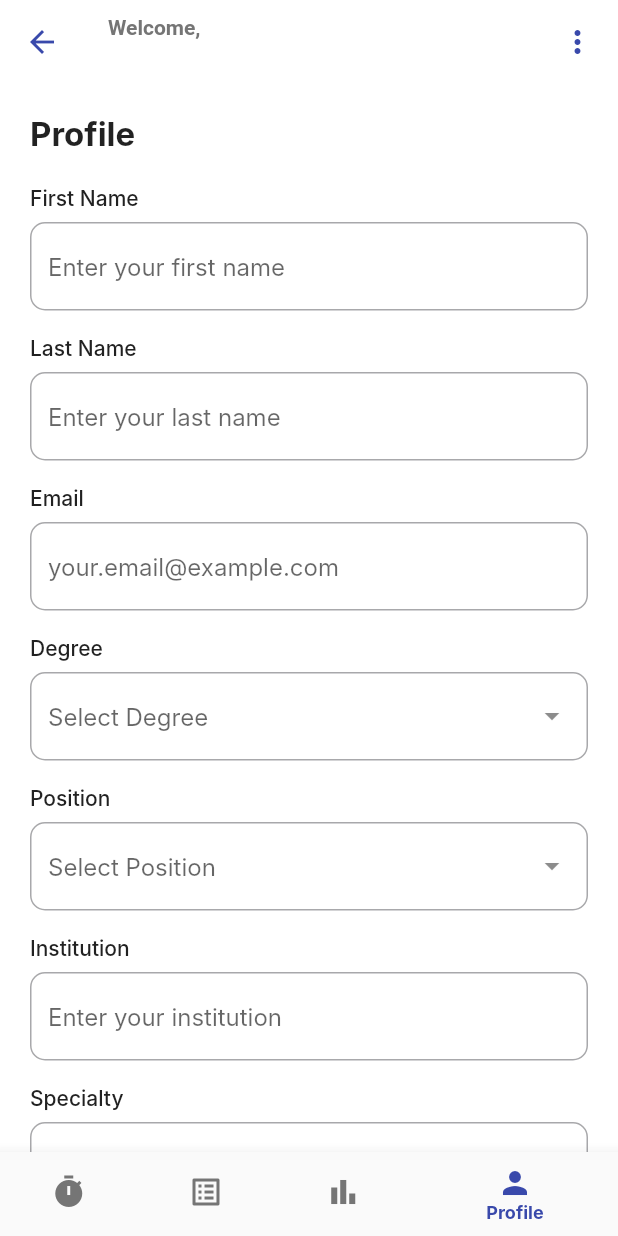
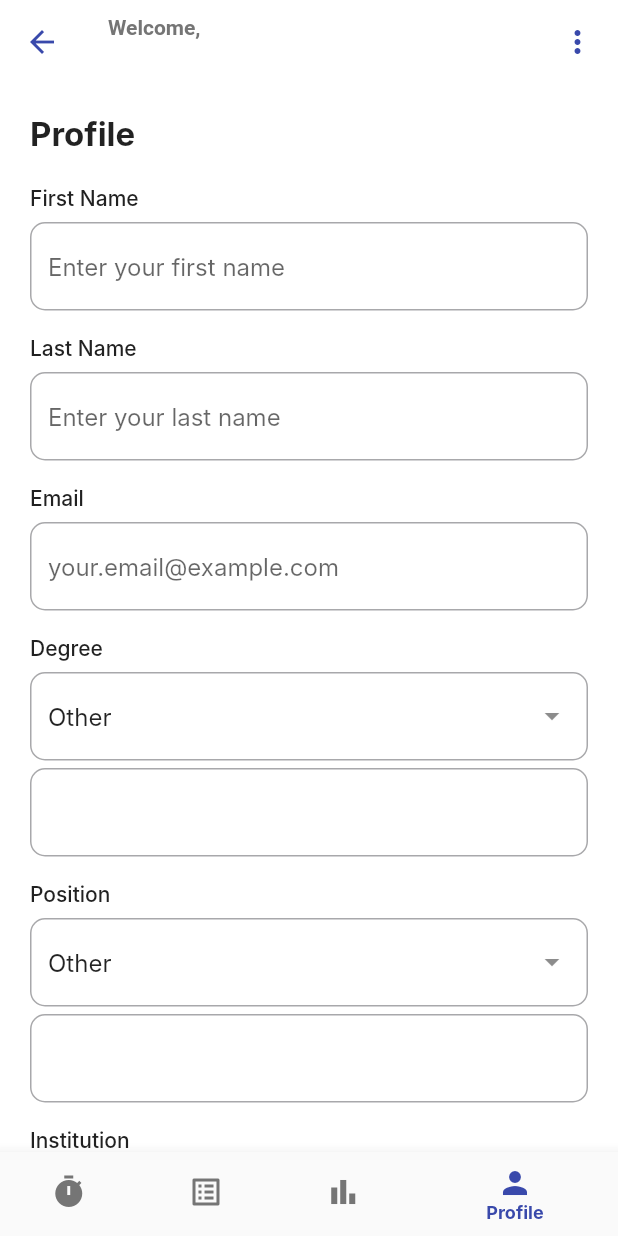
Before and after one commit to kaushik072/gme_time_tracker, a Flutter app: the _MobileDashboardView screen opened directly with empty values, item 4 of the bottom bar chosen, on a phone screen of 412 x 824 dp. Run offline on Flutter 3.47's test engine with Material 3 defaults, Android fonts, the light colour scheme and no system bars; drawn by our look-alikes of dropdown_button2, toastification; our stand-ins replace cloud_firestore, firebase_auth, firebase_core, get, go_router, permission_handler and 1 more; missing offline and left inert: media_store_plus, syncfusion_flutter_pdf, universal_html; accounts and stored records are empty; Roboto replaces fonts that are missing (Inter).

Commit message:
Fix String capitalise and missing attestation part Issue

```diff
--- a/lib/main.dart
+++ b/lib/main.dart
@@ -23,7 +23,7 @@ Future<void> main() async {
 
   final constantsData = Get.put(ConstantsData());
   await constantsData.init();
-  if(Platform.isAndroid) {
+  if (!kIsWeb) {
     await MediaStore.ensureInitialized();
   }
   runApp(const MyApp());
--- a/lib/models/user_model.dart
+++ b/lib/models/user_model.dart
@@ -25,10 +25,10 @@ class UserModel {
       firstName: json['firstName'] as String,
       lastName: json['lastName'] as String,
       email: json['email'] as String,
-      degree: json['degree']?.toLowerCase() as String,
-      position: json['position']?.toLowerCase() as String,
-      institution: json['institution']?.toLowerCase() as String?,
-      specialty: json['specialty']?.toLowerCase() as String?,
+      degree: json['degree'] as String,
+      position: json['position'] as String,
+      institution: json['institution'] as String?,
+      specialty: json['specialty'] as String?,
     );
   }
 
--- a/lib/utils/constants_data.dart
+++ b/lib/utils/constants_data.dart
@@ -40,22 +40,15 @@ class ConstantsData extends GetxController {
   List<DropdownMenuItem<String>> getPositionItems() {
     return positions
         .map(
-          (position) => DropdownMenuItem(
-            value: position.toLowerCase(),
-            child: Text(position),
-          ),
+          (position) =>
+              DropdownMenuItem(value: position, child: Text(position)),
         )
         .toList();
   }
 
   List<DropdownMenuItem<String>> getDegreeItems() {
     return degrees
-        .map(
-          (degree) => DropdownMenuItem(
-            value: degree.toLowerCase(),
-            child: Text(degree),
-          ),
-        )
+        .map((degree) => DropdownMenuItem(value: degree, child: Text(degree)))
         .toList();
   }
 
--- a/lib/views/auth/view/signup_view.dart
+++ b/lib/views/auth/view/signup_view.dart
@@ -182,7 +182,7 @@ class _WebSignUpView extends StatelessWidget {
                         controller.otherDegreeController.clear();
                         controller.selectedDegree.value = value ?? '';
                         controller.isOtherDegree.value =
-                            (value == "others") ? true : false;
+                            (value == "Other") ? true : false;
                       },
                     ),
                   ),
@@ -222,7 +222,7 @@ class _WebSignUpView extends StatelessWidget {
                         controller.otherPositionController.clear();
                         controller.selectedPosition.value = value ?? '';
                         controller.isOtherPosition.value =
-                            (value == "others") ? true : false;
+                            (value == "Other") ? true : false;
                       },
                     ),
                   ),
@@ -393,7 +393,7 @@ class _MobileSignUpView extends StatelessWidget {
               controller.otherDegreeController.clear();
               controller.selectedDegree.value = value ?? '';
               controller.isOtherDegree.value =
-                  (value == "others") ? true : false;
+                  (value == "Other") ? true : false;
             },
           ),
         ),
@@ -424,7 +424,7 @@ class _MobileSignUpView extends StatelessWidget {
               controller.otherPositionController.clear();
               controller.selectedPosition.value = value ?? '';
               controller.isOtherPosition.value =
-                  (value == "others") ? true : false;
+                  (value == "Other") ? true : false;
             },
           ),
         ),
--- a/lib/views/profile/controller/profile_controller.dart
+++ b/lib/views/profile/controller/profile_controller.dart
@@ -1,12 +1,6 @@
-import 'package:firebase_auth/firebase_auth.dart';
 import 'package:flutter/material.dart';
-import 'package:flutter/services.dart';
 import 'package:get/get.dart';
-import 'package:gme_time_tracker/routes/app_routes.dart';
-import 'package:gme_time_tracker/views/auth/view/login_view.dart';
 import 'package:gme_time_tracker/views/dashboard/controller/dashboard_controller.dart';
-import 'package:gme_time_tracker/widgets/common_button.dart';
-import 'package:gme_time_tracker/widgets/common_input_field.dart';
 import 'package:go_router/go_router.dart';
 
 import '../../../models/user_model.dart';
@@ -28,13 +22,10 @@ class ProfileController extends GetxController {
   Rx<String?> degree = Rx<String?>(null);
   Rx<String?> position = Rx<String?>(null);
 
-  late final List<DropdownMenuItem<String>> degreeItems;
-  late final List<DropdownMenuItem<String>> positionItems;
   @override
   void onInit() {
     super.onInit();
-    degreeItems = ConstantsData.instance.getDegreeItems();
-    positionItems = ConstantsData.instance.getPositionItems();
+
     setUserData();
   }
 
@@ -42,46 +33,34 @@ class ProfileController extends GetxController {
     UserModel? user = dashboardController.user.value;
     firstNameController.text = user?.firstName ?? '';
     lastNameController.text = user?.lastName ?? '';
-
     emailController.text = user?.email ?? '';
     institutionController.text = user?.institution ?? '';
     specialtyController.text = user?.specialty ?? '';
+    degree.value = user?.degree;
+    position.value = user?.position;
+    bool isDegreeOther = ConstantsData.instance.degrees.contains(degree.value);
+    if (!isDegreeOther) {
+      degree.value = "Other";
+      otherDegreeController.text = user?.degree ?? '';
+    } else {
+      otherDegreeController.text = '';
+      degree.value = user?.degree;
+    }
 
-    degree.value = getDegree()?.toLowerCase().trim();
-    // degree.value = user?.degree.toLowerCase().trim();
+    print(ConstantsData.instance.positions);
+    print(user?.position);
 
-    position.value = getPosition()?.toLowerCase().trim();
-    // position.value = user?.position.toLowerCase().trim();
-  }
-
-  String? getDegree() {
-    String? degree;
-    for (var element in ConstantsData.instance.degrees) {
-      UserModel? user = dashboardController.user.value;
-      if (element.toLowerCase() == user?.degree) {
-        degree = user?.degree;
-        break;
-      } else {
-        degree = "Others";
-        otherDegreeController.text = user?.degree.capitalizeFirst ?? '';
-      }
+    bool isPositionOther = ConstantsData.instance.positions.contains(
+      position.value,
+    );
+    print(isPositionOther);
+    if (!isPositionOther) {
+      position.value = "Other";
+      otherPositionController.text = user?.position ?? '';
+    } else {
+      otherPositionController.text = '';
+      position.value = user?.position;
     }
-    return degree;
-  }
-
-  String? getPosition() {
-    String? position;
-    for (var element in ConstantsData.instance.positions) {
-      UserModel? user = dashboardController.user.value;
-      if (element.toLowerCase() == user?.position) {
-        position = user?.position;
-        break;
-      } else {
-        position = "Others";
-        otherPositionController.text = user?.position.capitalizeFirst ?? '';
-      }
-    }
-    return position;
   }
 
   void startEditing() {
@@ -113,22 +92,36 @@ class ProfileController extends GetxController {
       }
     }
     try {
+      String otherDegree = otherDegreeController.text.trim();
+      String otherPosition = otherPositionController.text.trim();
+      String specialty = specialtyController.text.trim();
+      String institution = institutionController.text.trim();
+
+      if (specialty.isNotEmpty) {
+        specialty = specialty[0].toUpperCase() + specialty.substring(1);
+      }
+      if (institution.isNotEmpty) {
+        institution = institution[0].toUpperCase() + institution.substring(1);
+      }
+      if (otherDegree.isNotEmpty) {
+        otherDegree = otherDegree[0].toUpperCase() + otherDegree.substring(1);
+      }
+      if (otherPosition.isNotEmpty) {
+        otherPosition =
+            otherPosition[0].toUpperCase() + otherPosition.substring(1);
+      }
+
       bool isUpdated = await dashboardController.updateUser(
         firstName: firstNameController.text.trim(),
         lastName: lastNameController.text.trim(),
-        degree:
-            degree.value == "others"
-                ? otherDegreeController.text
-                : degree.value,
-        position:
-            position.value == "others"
-                ? otherPositionController.text
-                : position.value,
-        institution: institutionController.text.trim(),
-        specialty: specialtyController.text.trim(),
+        degree: degree.value == "Other" ? otherDegree : degree.value,
+        position: position.value == "Other" ? otherPosition : position.value,
+        institution: institution,
+        specialty: specialty,
       );
+
       isEditing.value = false;
-      await Future.delayed(const Duration(seconds: 1), () {
+      Future.delayed(const Duration(seconds: 1), () {
         setUserData();
       });
       return isUpdated;
--- a/lib/views/profile/profile_view.dart
+++ b/lib/views/profile/profile_view.dart
@@ -3,6 +3,7 @@ import 'dart:io';
 import 'package:flutter/material.dart';
 import 'package:get/get.dart';
 
+import '../../utils/constants_data.dart';
 import '../../widgets/common_button.dart';
 import '../../widgets/common_input_field.dart';
 import 'controller/profile_controller.dart';
@@ -62,19 +63,15 @@ class ProfileView extends StatelessWidget {
                         labelText: 'Degree',
                         hintText: 'Select Degree',
                         value: controller.degree.value,
-                        items: controller.degreeItems,
+                        items: ConstantsData.instance.getDegreeItems(),
                         onChanged: (value) {
                           controller.degree.value = value ?? '';
-                          print(
-                            "controller.degree.value: ${controller.degree.value}",
-                          );
-                          print("value: $value");
                         },
                       );
                     }),
                     Obx(
                       () => Visibility(
-                        visible: controller.degree.value == "others",
+                        visible: controller.degree.value == "Other",
                         child: CommonTextField(
                           controller: controller.otherDegreeController,
                         ).paddingOnly(top: 5),
@@ -86,7 +83,7 @@ class ProfileView extends StatelessWidget {
                         labelText: 'Position',
                         hintText: 'Select Position',
                         value: controller.position.value,
-                        items: controller.positionItems,
+                        items: ConstantsData.instance.getPositionItems(),
                         onChanged: (value) {
                           controller.position.value = value ?? '';
                         },
@@ -94,7 +91,7 @@ class ProfileView extends StatelessWidget {
                     }),
                     Obx(
                       () => Visibility(
-                        visible: controller.position.value == "others",
+                        visible: controller.position.value == "Other",
                         child: CommonTextField(
                           controller: controller.otherPositionController,
                         ).paddingOnly(top: 5),
```
Also changed, not shown: lib/helpers/pdf_helper.dart (+60 -45 lines), lib/views/auth/controller/auth_controller.dart (+14 -7 lines), lib/views/dashboard/summary_view.dart (+5 -4 lines).
